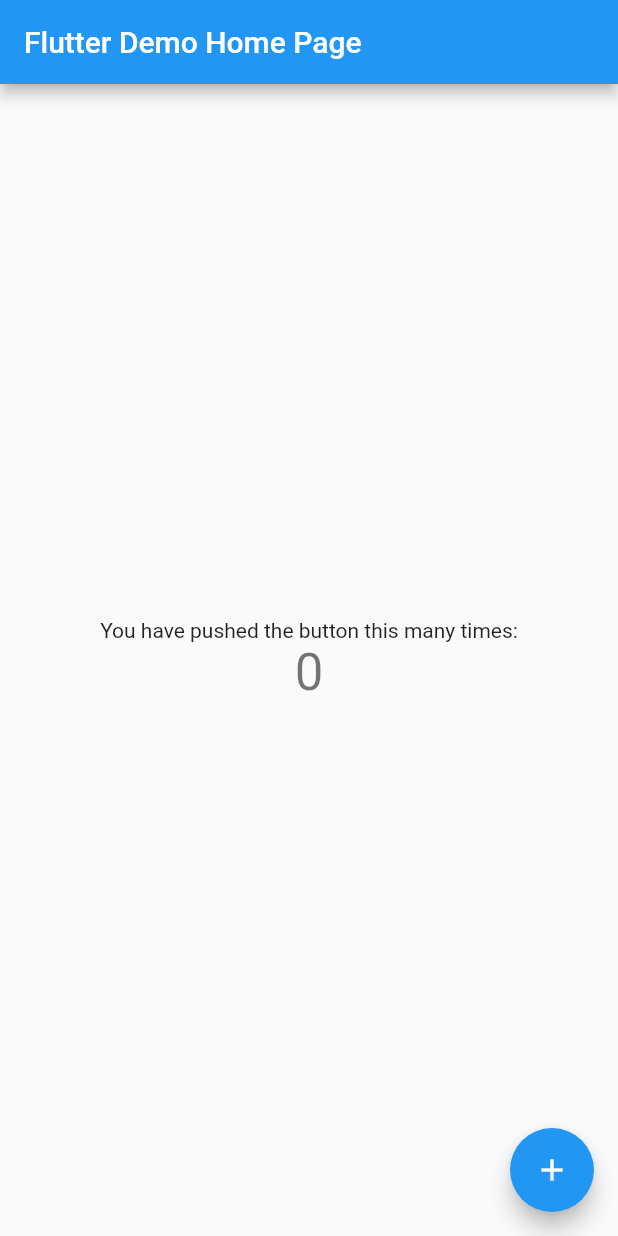
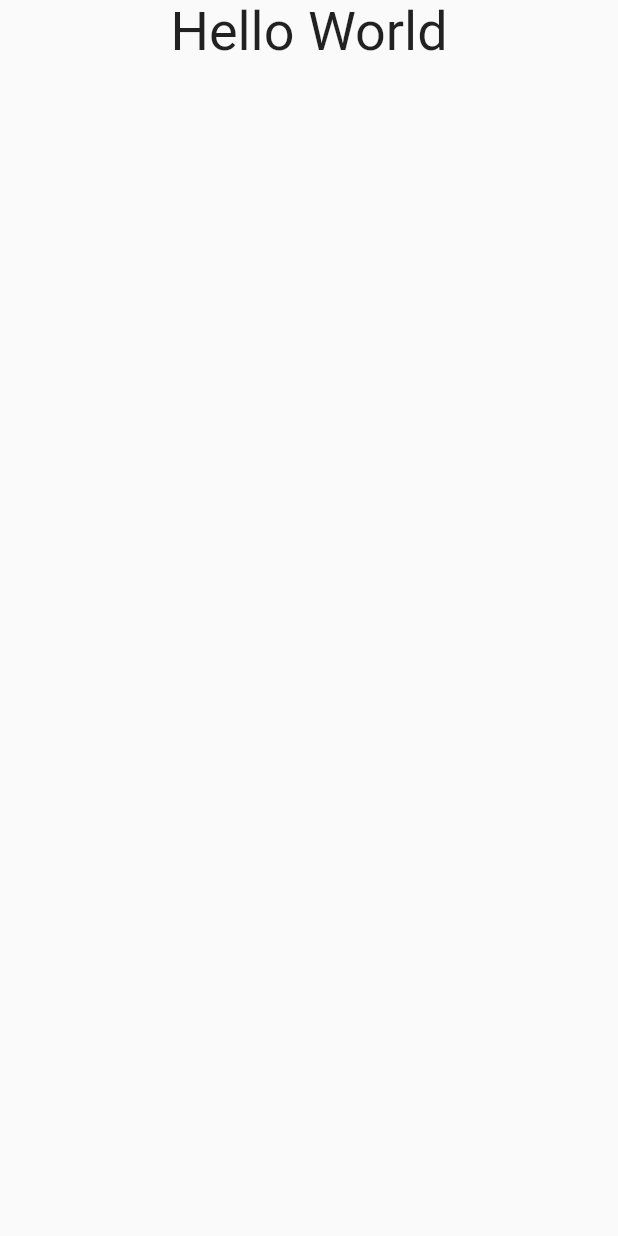
Before and after one commit to F-P-CO/FII-APP, a Flutter app: the screen it shows after launch, on a phone screen of 412 x 824 dp. Run offline on Flutter 3.47's test engine with Material 2 defaults, Android fonts, the phone set to English and light mode, and no system bars; our stand-ins replace flutter_mobx, get_it, mobx; generated files the repository leaves out were written again.

Commit message:
Basic structure for MobX

```diff
--- /dev/null
+++ b/lib/app.dart
@@ -0,0 +1,28 @@
+import 'package:flutter/material.dart';
+import 'package:flutter_mobx/flutter_mobx.dart';
+import 'package:get_it/get_it.dart';
+
+import 'shared/stores/reit_store.dart';
+
+class App extends StatelessWidget {
+  const App({Key? key}) : super(key: key);
+
+  @override
+  Widget build(BuildContext context) {
+    return Scaffold(
+      body: Column(
+        children: [
+          Container(),
+          Observer(
+            builder: (_) {
+              final store = GetIt.I.get<ReitStore>();
+              return Container(
+                child: Text(store.text, style: TextStyle(fontSize: 36)),
+              );
+            },
+          ),
+        ],
+      ),
+    );
+  }
+}
--- a/lib/main.dart
+++ b/lib/main.dart
@@ -1,113 +1,25 @@
+import 'package:fii_app/app.dart';
+import 'package:fii_app/shared/stores/reit_store.dart';
 import 'package:flutter/material.dart';
+import 'package:get_it/get_it.dart';
 
 void main() {
+  GetIt.I.registerLazySingleton(() => ReitStore());
+
   runApp(MyApp());
 }
 
 class MyApp extends StatelessWidget {
-  // This widget is the root of your application.
   @override
   Widget build(BuildContext context) {
     return MaterialApp(
-      title: 'Flutter Demo',
+      title: 'FII',
       theme: ThemeData(
-        // This is the theme of your application.
-        //
-        // Try running your application with "flutter run". You'll see the
-        // application has a blue toolbar. Then, without quitting the app, try
-        // changing the primarySwatch below to Colors.green and then invoke
-        // "hot reload" (press "r" in the console where you ran "flutter run",
-        // or simply save your changes to "hot reload" in a Flutter IDE).
-        // Notice that the counter didn't reset back to zero; the application
-        // is not restarted.
         primarySwatch: Colors.blue,
       ),
-      home: MyHomePage(title: 'Flutter Demo Home Page'),
+      routes: {
+        '/': (_) => App(),
+      },
     );
   }
 }
-
-class MyHomePage extends StatefulWidget {
-  MyHomePage({Key? key, required this.title}) : super(key: key);
-
-  // This widget is the home page of your application. It is stateful, meaning
-  // that it has a State object (defined below) that contains fields that affect
-  // how it looks.
-
-  // This class is the configuration for the state. It holds the values (in this
-  // case the title) provided by the parent (in this case the App widget) and
-  // used by the build method of the State. Fields in a Widget subclass are
-  // always marked "final".
-
-  final String title;
-
-  @override
-  _MyHomePageState createState() => _MyHomePageState();
-}
-
-class _MyHomePageState extends State<MyHomePage> {
-  int _counter = 0;
-
-  void _incrementCounter() {
-    setState(() {
-      // This call to setState tells the Flutter framework that something has
-      // changed in this State, which causes it to rerun the build method below
-      // so that the display can reflect the updated values. If we changed
-      // _counter without calling setState(), then the build method would not be
-      // called again, and so nothing would appear to happen.
-      _counter++;
-    });
-  }
-
-  @override
-  Widget build(BuildContext context) {
-    // This method is rerun every time setState is called, for instance as done
-    // by the _incrementCounter method above.
-    //
-    // The Flutter framework has been optimized to make rerunning build methods
-    // fast, so that you can just rebuild anything that needs updating rather
-    // than having to individually change instances of widgets.
-    return Scaffold(
-      appBar: AppBar(
-        // Here we take the value from the MyHomePage object that was created by
-        // the App.build method, and use it to set our appbar title.
-        title: Text(widget.title),
-      ),
-      body: Center(
-        // Center is a layout widget. It takes a single child and positions it
-        // in the middle of the parent.
-        child: Column(
-          // Column is also a layout widget. It takes a list of children and
-          // arranges them vertically. By default, it sizes itself to fit its
-          // children horizontally, and tries to be as tall as its parent.
-          //
-          // Invoke "debug painting" (press "p" in the console, choose the
-          // "Toggle Debug Paint" action from the Flutter Inspector in Android
-          // Studio, or the "Toggle Debug Paint" command in Visual Studio Code)
-          // to see the wireframe for each widget.
-          //
-          // Column has various properties to control how it sizes itself and
-          // how it positions its children. Here we use mainAxisAlignment to
-          // center the children vertically; the main axis here is the vertical
-          // axis because Columns are vertical (the cross axis would be
-          // horizontal).
-          mainAxisAlignment: MainAxisAlignment.center,
-          children: <Widget>[
-            Text(
-              'You have pushed the button this many times:',
-            ),
-            Text(
-              '$_counter',
-              style: Theme.of(context).textTheme.headline4,
-            ),
-          ],
-        ),
-      ),
-      floatingActionButton: FloatingActionButton(
-        onPressed: _incrementCounter,
-        tooltip: 'Increment',
-        child: Icon(Icons.add),
-      ), // This trailing comma makes auto-formatting nicer for build methods.
-    );
-  }
-}
--- /dev/null
+++ b/lib/shared/stores/reit_store.dart
@@ -0,0 +1,8 @@
+import 'package:mobx/mobx.dart';
+part 'reit_store.g.dart';
+
+class ReitStore = _ReitStoreBase with _$ReitStore;
+
+abstract class _ReitStoreBase with Store {
+  final String text = 'Hello World';
+}
```
Also changed, not shown: pubspec.yaml (+6 -56 lines), lib/shared/stores/reid_store.g.dart (added), lib/shared/stores/reit_store.g.dart (added), pubspec.lock.
